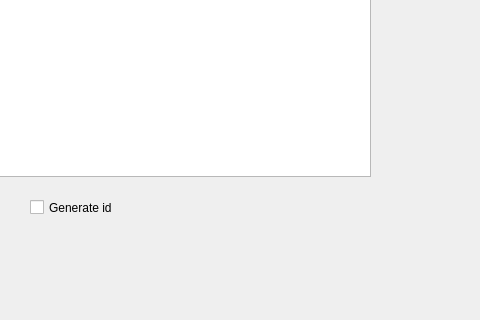
The window that cvs2sql/mainwindow.ui (sebius8780/cvs2sql) describes before a commit, drawn with Qt 5; both pictures show x 210 to 690 and y 604 to 924 of the 800 by 924 pixel window.
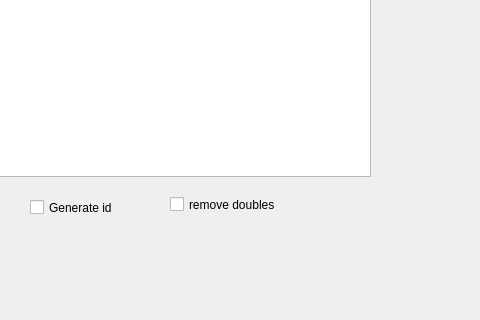
The same window after the commit.

Commit message:
adding new check box
adding new check box

What changed in the file:
```diff
--- a/cvs2sql/mainwindow.ui
+++ b/cvs2sql/mainwindow.ui
@@ -218,6 +218,19 @@
      <string>Generate id </string>
     </property>
    </widget>
+   <widget class="QCheckBox" name="checkBox_2">
+    <property name="geometry">
+     <rect>
+      <x>380</x>
+      <y>800</y>
+      <width>141</width>
+      <height>17</height>
+     </rect>
+    </property>
+    <property name="text">
+     <string>remove doubles</string>
+    </property>
+   </widget>
   </widget>
   <widget class="QMenuBar" name="menubar">
    <property name="geometry">
```
Left out of the diff: 2 changed lines with no effect on the pictures. The commit also changes 11 other files.
